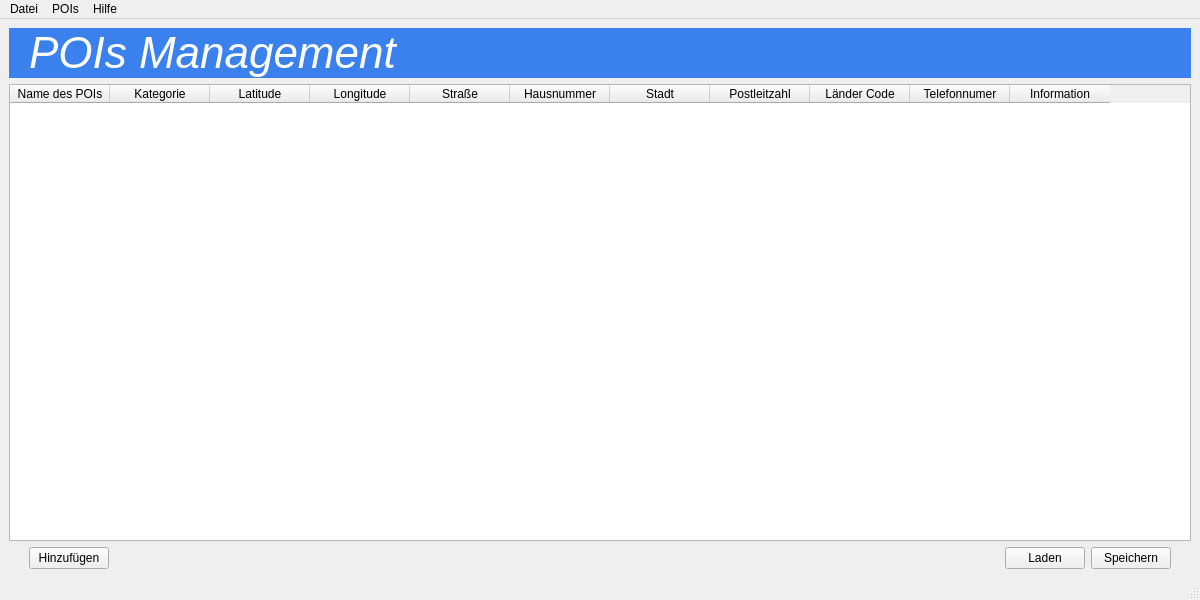
Before: the Qt Designer form src/main_window.ui in bbulis-tgm/pois_management, drawn with Qt 5.
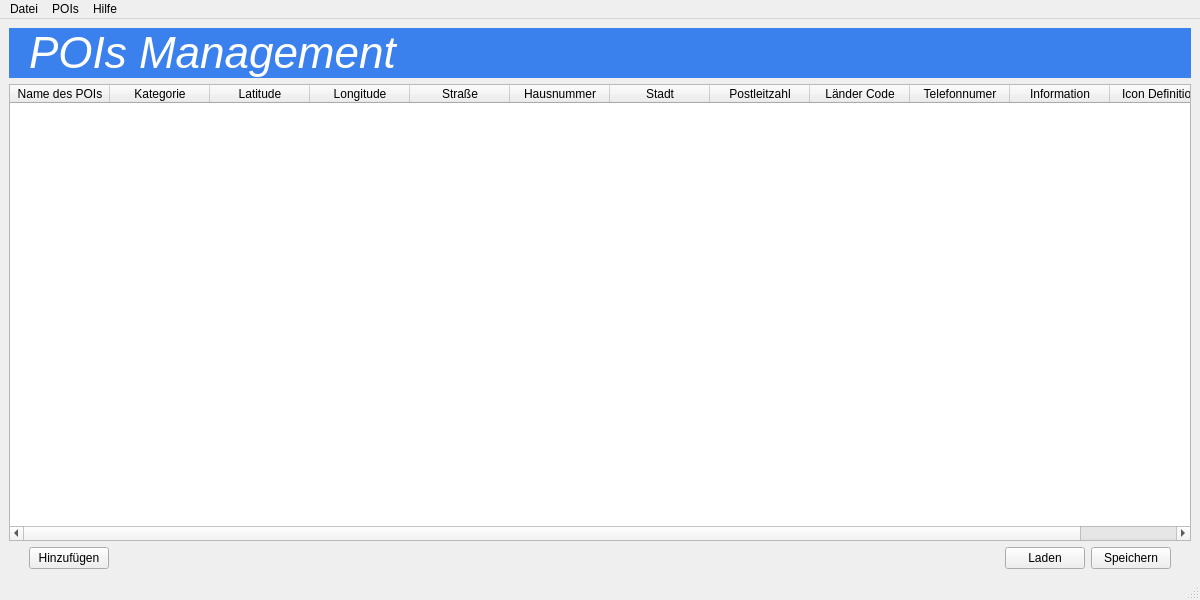
After: the same form once the commit is applied.

The edit to the form file:
```diff
--- a/src/main_window.ui
+++ b/src/main_window.ui
@@ -130,6 +130,11 @@
         <string>Information</string>
        </property>
       </column>
+      <column>
+       <property name="text">
+        <string>Icon Definition</string>
+       </property>
+      </column>
      </widget>
     </item>
     <item>
```
